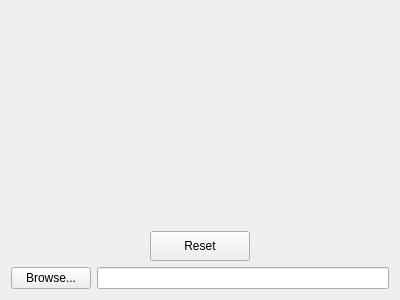
This is ImageWizard/filechooser.ui in coltoncandy/Image-Generator-Wizard as Qt 5 draws it before an edit. The edited form follows.
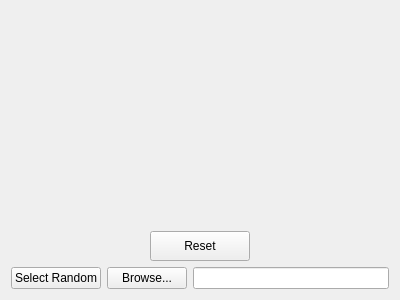
This is the edited form.

```diff
--- a/ImageWizard/filechooser.ui
+++ b/ImageWizard/filechooser.ui
@@ -127,6 +127,13 @@
    </item>
    <item>
     <layout class="QHBoxLayout" name="horizontalLayout">
+     <item>
+      <widget class="QPushButton" name="randomButton">
+       <property name="text">
+        <string>Select Random</string>
+       </property>
+      </widget>
+     </item>
      <item>
       <widget class="QPushButton" name="browseButton">
        <property name="text">
```
